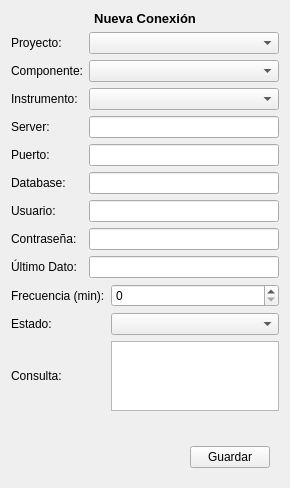
The window that ui/nuevaconexion.ui (ivanrv23/E-Monitoring-SqlServer) describes before a commit, drawn with Qt 5.
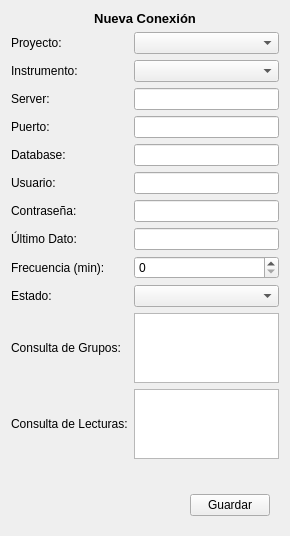
The same window after the commit.

```diff
--- a/ui/nuevaconexion.ui
+++ b/ui/nuevaconexion.ui
@@ -7,7 +7,7 @@
     <x>0</x>
     <y>0</y>
     <width>290</width>
-    <height>388</height>
+    <height>423</height>
    </rect>
   </property>
   <property name="minimumSize">
@@ -25,7 +25,7 @@
   <layout class="QVBoxLayout" name="verticalLayout">
    <item>
     <layout class="QGridLayout" name="gridLayout">
-     <item row="0" column="0" colspan="3">
+     <item row="0" column="0" colspan="2">
       <widget class="QLabel" name="label_7">
        <property name="font">
         <font>
@@ -49,110 +49,131 @@
        </property>
       </widget>
      </item>
-     <item row="1" column="1" colspan="2">
+     <item row="1" column="1">
       <widget class="QComboBox" name="cb_proyectos"/>
      </item>
      <item row="2" column="0">
-      <widget class="QLabel" name="label_11">
-       <property name="text">
-        <string>Componente:</string>
-       </property>
-      </widget>
-     </item>
-     <item row="2" column="1" colspan="2">
-      <widget class="QComboBox" name="cb_componentes"/>
-     </item>
-     <item row="3" column="0">
       <widget class="QLabel" name="label_9">
        <property name="text">
         <string>Instrumento:</string>
        </property>
       </widget>
      </item>
-     <item row="3" column="1" colspan="2">
+     <item row="2" column="1">
       <widget class="QComboBox" name="cb_instrumentos"/>
      </item>
-     <item row="4" column="0">
+     <item row="3" column="0">
       <widget class="QLabel" name="label">
        <property name="text">
         <string>Server:</string>
        </property>
       </widget>
      </item>
-     <item row="4" column="1" colspan="2">
+     <item row="3" column="1">
       <widget class="QLineEdit" name="input_server"/>
      </item>
-     <item row="5" column="0">
+     <item row="4" column="0">
       <widget class="QLabel" name="label_2">
        <property name="text">
         <string>Puerto:</string>
        </property>
       </widget>
      </item>
-     <item row="5" column="1" colspan="2">
+     <item row="4" column="1">
       <widget class="QLineEdit" name="input_puerto"/>
      </item>
-     <item row="6" column="0">
+     <item row="5" column="0">
       <widget class="QLabel" name="label_5">
        <property name="text">
         <string>Database:</string>
        </property>
       </widget>
      </item>
-     <item row="6" column="1" colspan="2">
+     <item row="5" column="1">
       <widget class="QLineEdit" name="input_database"/>
      </item>
-     <item row="7" column="0">
+     <item row="6" column="0">
       <widget class="QLabel" name="label_4">
        <property name="text">
         <string>Usuario:</string>
        </property>
       </widget>
      </item>
-     <item row="7" column="1" colspan="2">
+     <item row="6" column="1">
       <widget class="QLineEdit" name="input_usuario"/>
      </item>
-     <item row="8" column="0">
+     <item row="7" column="0">
       <widget class="QLabel" name="label_3">
        <property name="text">
         <string>Contraseña:</string>
        </property>
       </widget>
      </item>
-     <item row="8" column="1" colspan="2">
+     <item row="7" column="1">
       <widget class="QLineEdit" name="input_password"/>
      </item>
-     <item row="9" column="0">
+     <item row="8" column="0">
       <widget class="QLabel" name="label_13">
        <property name="text">
         <string>Último Dato:</string>
        </property>
       </widget>
      </item>
-     <item row="9" column="1" colspan="2">
+     <item row="8" column="1">
       <widget class="QLineEdit" name="input_dato"/>
      </item>
-     <item row="10" column="0" colspan="2">
+     <item row="9" column="0">
       <widget class="QLabel" name="label_10">
        <property name="text">
         <string>Frecuencia (min):</string>
        </property>
       </widget>
      </item>
-     <item row="10" column="2">
+     <item row="9" column="1">
       <widget class="QSpinBox" name="spin_frecuencia">
        <property name="maximum">
         <number>9999</number>
        </property>
       </widget>
      </item>
-     <item row="11" column="2">
+     <item row="10" column="0">
+      <widget class="QLabel" name="label_12">
+       <property name="text">
+        <string>Estado:</string>
+       </property>
+      </widget>
+     </item>
+     <item row="10" column="1">
       <widget class="QComboBox" name="cb_estados"/>
      </item>
-     <item row="12" column="2">
-      <widget class="QTextEdit" name="input_consulta"/>
+     <item row="11" column="0">
+      <widget class="QLabel" name="label_11">
+       <property name="text">
+        <string>Consulta de Grupos:</string>
+       </property>
+      </widget>
      </item>
-     <item row="14" column="0" colspan="3">
+     <item row="11" column="1">
+      <widget class="QTextEdit" name="input_consulta_grupos"/>
+     </item>
+     <item row="12" column="0">
+      <widget class="QLabel" name="label_8">
+       <property name="text">
+        <string>Consulta de Lecturas:</string>
+       </property>
+      </widget>
+     </item>
+     <item row="12" column="1">
+      <widget class="QTextEdit" name="input_consulta_lecturas"/>
+     </item>
+     <item row="13" column="0" colspan="2">
+      <widget class="QLabel" name="label_mensaje">
+       <property name="text">
+        <string/>
+       </property>
+      </widget>
+     </item>
+     <item row="14" column="0" colspan="2">
       <widget class="QFrame" name="frame_piepagina">
        <property name="styleSheet">
         <string notr="true">QFrame {
@@ -191,27 +212,6 @@
        </layout>
       </widget>
      </item>
-     <item row="13" column="0" colspan="3">
-      <widget class="QLabel" name="label_mensaje">
-       <property name="text">
-        <string/>
-       </property>
-      </widget>
-     </item>
-     <item row="12" column="0" colspan="2">
-      <widget class="QLabel" name="label_8">
-       <property name="text">
-        <string>Consulta:</string>
-       </property>
-      </widget>
-     </item>
-     <item row="11" column="0" colspan="2">
-      <widget class="QLabel" name="label_12">
-       <property name="text">
-        <string>Estado:</string>
-       </property>
-      </widget>
-     </item>
     </layout>
    </item>
   </layout>
```
